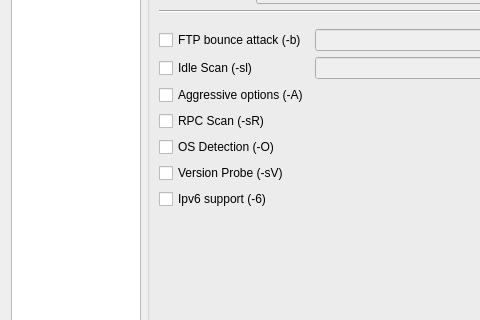
Qt form src/app/ui/profilerdialog.ui (nmapsi4/nmapsi4) before a commit; both pictures show x 0 to 480 and y 114 to 434 of the 639 by 579 pixel window.
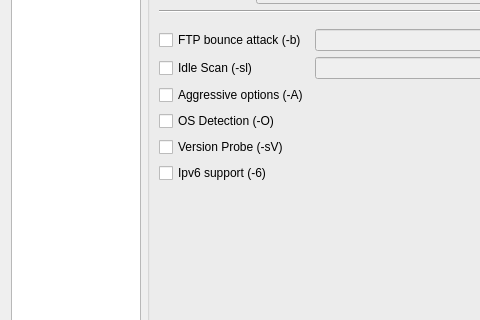
The same form after that commit. Icons and pictures are not drawn.

Commit message:
remove old "-sR" option.
nmap: -sR is now an alias for -sV and activates
version detection as well as RPC scan.

Diff of the .ui file:
```diff
--- a/src/app/ui/profilerdialog.ui
+++ b/src/app/ui/profilerdialog.ui
@@ -348,17 +348,7 @@
               </item>
               <item>
                <layout class="QGridLayout" name="gridLayout_3">
-                <item row="4" column="0">
-                 <widget class="QCheckBox" name="checkOS">
-                  <property name="toolTip">
-                   <string>&lt;html&gt;&lt;head/&gt;&lt;body&gt;&lt;p&gt;Operating system detection&lt;/p&gt;&lt;p&gt;&lt;br/&gt;&lt;/p&gt;&lt;p&gt;Attempt to discover the operating &lt;/p&gt;&lt;p&gt;system running on remote systems.&lt;/p&gt;&lt;/body&gt;&lt;/html&gt;</string>
-                  </property>
-                  <property name="text">
-                   <string>OS Detection (-O)</string>
-                  </property>
-                 </widget>
-                </item>
-                <item row="6" column="0">
+                <item row="5" column="0">
                  <widget class="QCheckBox" name="checkIpv6">
                   <property name="toolTip">
                    <string>&lt;html&gt;&lt;head/&gt;&lt;body&gt;&lt;p&gt;IPv6 support&lt;/p&gt;&lt;p&gt;&lt;br/&gt;&lt;/p&gt;&lt;p&gt;Enable IPv6 scanning.&lt;/p&gt;&lt;/body&gt;&lt;/html&gt;</string>
@@ -368,10 +358,10 @@
                   </property>
                  </widget>
                 </item>
-                <item row="3" column="0">
-                 <widget class="QCheckBox" name="rpcBox">
-                  <property name="text">
-                   <string>RPC Scan (-sR)</string>
+                <item row="0" column="1">
+                 <widget class="QLineEdit" name="bounceEdit">
+                  <property name="enabled">
+                   <bool>false</bool>
                   </property>
                  </widget>
                 </item>
@@ -385,13 +375,23 @@
                   </property>
                  </widget>
                 </item>
-                <item row="0" column="1">
-                 <widget class="QLineEdit" name="bounceEdit">
+                <item row="1" column="1">
+                 <widget class="QLineEdit" name="lineIdleScan">
                   <property name="enabled">
                    <bool>false</bool>
                   </property>
                  </widget>
                 </item>
+                <item row="3" column="0">
+                 <widget class="QCheckBox" name="checkOS">
+                  <property name="toolTip">
+                   <string>&lt;html&gt;&lt;head/&gt;&lt;body&gt;&lt;p&gt;Operating system detection&lt;/p&gt;&lt;p&gt;&lt;br/&gt;&lt;/p&gt;&lt;p&gt;Attempt to discover the operating &lt;/p&gt;&lt;p&gt;system running on remote systems.&lt;/p&gt;&lt;/body&gt;&lt;/html&gt;</string>
+                  </property>
+                  <property name="text">
+                   <string>OS Detection (-O)</string>
+                  </property>
+                 </widget>
+                </item>
                 <item row="1" column="0">
                  <widget class="QCheckBox" name="checkIdleScan">
                   <property name="toolTip">
@@ -402,13 +402,6 @@
                   </property>
                  </widget>
                 </item>
-                <item row="1" column="1">
-                 <widget class="QLineEdit" name="lineIdleScan">
-                  <property name="enabled">
-                   <bool>false</bool>
-                  </property>
-                 </widget>
-                </item>
                 <item row="0" column="0">
                  <widget class="QCheckBox" name="checkFtpBounce">
                   <property name="toolTip">
@@ -419,7 +412,7 @@
                   </property>
                  </widget>
                 </item>
-                <item row="5" column="0">
+                <item row="4" column="0">
                  <widget class="QCheckBox" name="versionBox">
                   <property name="toolTip">
                    <string>&lt;html&gt;&lt;head/&gt;&lt;body&gt;&lt;p&gt;Version detection&lt;/p&gt;&lt;p&gt;&lt;br/&gt;&lt;/p&gt;&lt;p&gt;Attempt to discover the version &lt;/p&gt;&lt;p&gt;number of services running on remote ports.&lt;/p&gt;&lt;/body&gt;&lt;/html&gt;</string>
```
The commit also changes 1 other file.
